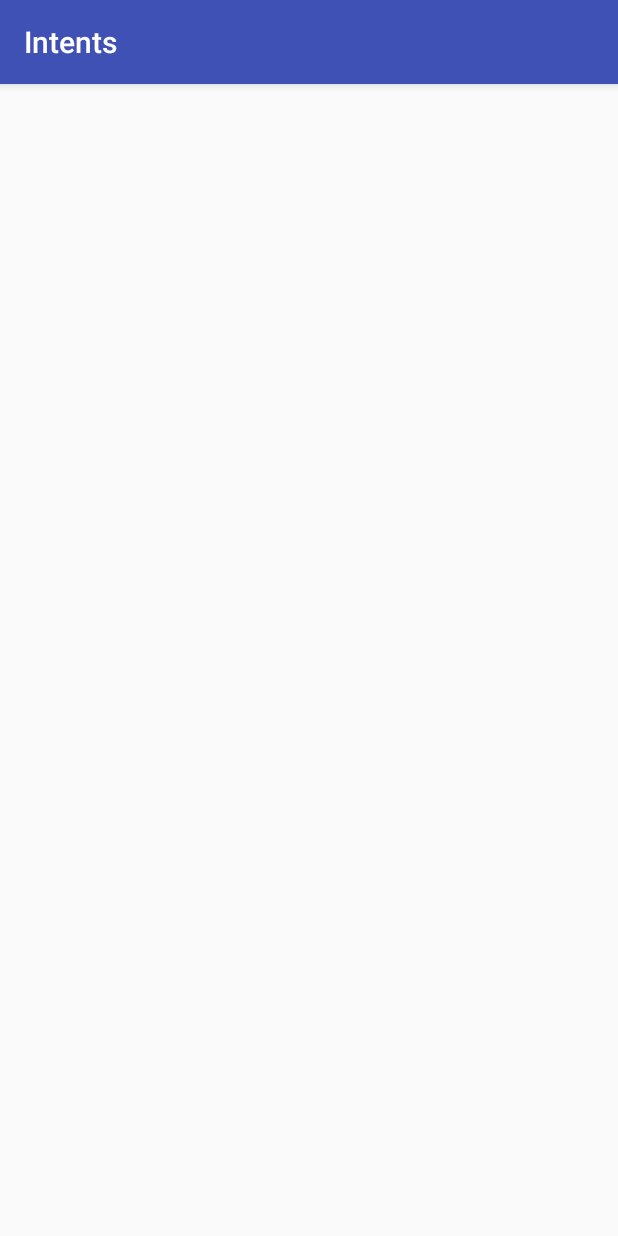
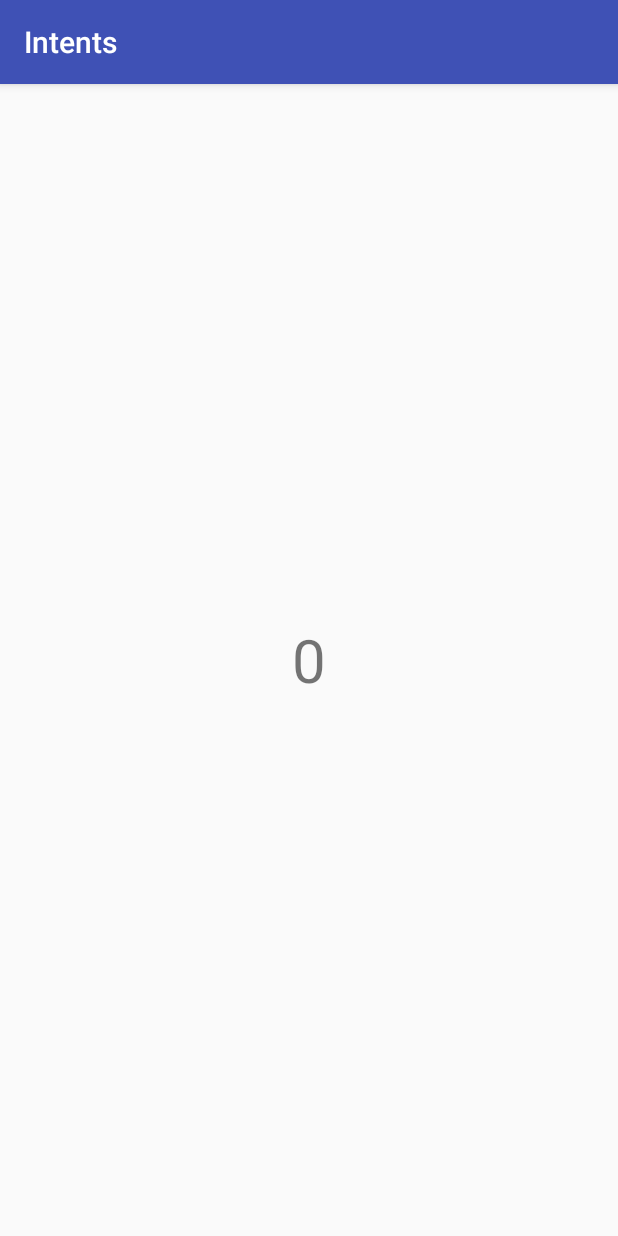
Before and after one commit to bhavyaagg/CB-Pandora, an Android app: the ResultActivity screen opened directly, with no data from a screen before it, on a phone screen of 412 x 824 dp. Run offline under Robolectric (Android 15) with nearby library versions, the phone set to English and light mode, and no system bars.

Commit message:
L03: Show result in a different activity
Signed-off-by: Bhavya Aggarwal <bhavyaaggarwal1209@gmail.com>

```diff
--- a/Lecture-3/Intents/app/src/main/java/me/bhavyaaggarwal/intents/MainActivity.java
+++ b/Lecture-3/Intents/app/src/main/java/me/bhavyaaggarwal/intents/MainActivity.java
@@ -28,6 +28,7 @@ public class MainActivity extends AppCompatActivity {
                 int b = Integer.valueOf(etVar2.getText().toString());
                 int c = a + b;
                 Intent i = new Intent(MainActivity.this, ResultActivity.class);
+                i.putExtra("Result", c);
                 startActivity(i);
             }
         });
--- a/Lecture-3/Intents/app/src/main/java/me/bhavyaaggarwal/intents/ResultActivity.java
+++ b/Lecture-3/Intents/app/src/main/java/me/bhavyaaggarwal/intents/ResultActivity.java
@@ -2,12 +2,20 @@ package me.bhavyaaggarwal.intents;
 
 import android.support.v7.app.AppCompatActivity;
 import android.os.Bundle;
+import android.widget.TextView;
 
 public class ResultActivity extends AppCompatActivity {
+
+    TextView tvResult;
 
     @Override
     protected void onCreate(Bundle savedInstanceState) {
         super.onCreate(savedInstanceState);
         setContentView(R.layout.activity_result);
+
+        int res = getIntent().getIntExtra("Result", 0);
+
+        tvResult = findViewById(R.id.tvResult);
+        tvResult.setText(String.valueOf(res));
     }
 }
--- a/Lecture-3/Intents/app/src/main/res/layout/activity_result.xml
+++ b/Lecture-3/Intents/app/src/main/res/layout/activity_result.xml
@@ -1,9 +1,16 @@
 <?xml version="1.0" encoding="utf-8"?>
-<android.support.constraint.ConstraintLayout xmlns:android="http://schemas.android.com/apk/res/android"
+<FrameLayout xmlns:android="http://schemas.android.com/apk/res/android"
     xmlns:app="http://schemas.android.com/apk/res-auto"
     xmlns:tools="http://schemas.android.com/tools"
     android:layout_width="match_parent"
     android:layout_height="match_parent"
     tools:context="me.bhavyaaggarwal.intents.ResultActivity">
 
-</android.support.constraint.ConstraintLayout>
+    <TextView
+        android:id="@+id/tvResult"
+        android:layout_width="wrap_content"
+        android:layout_height="wrap_content"
+        android:layout_gravity="center"
+        android:text="0"
+        android:textSize="40sp" />
+</FrameLayout>
```
Also changed, not shown: Lecture-3/Intents/app/src/main/res/layout/activity_main.xml (+10 -9 lines), 4 other files.
